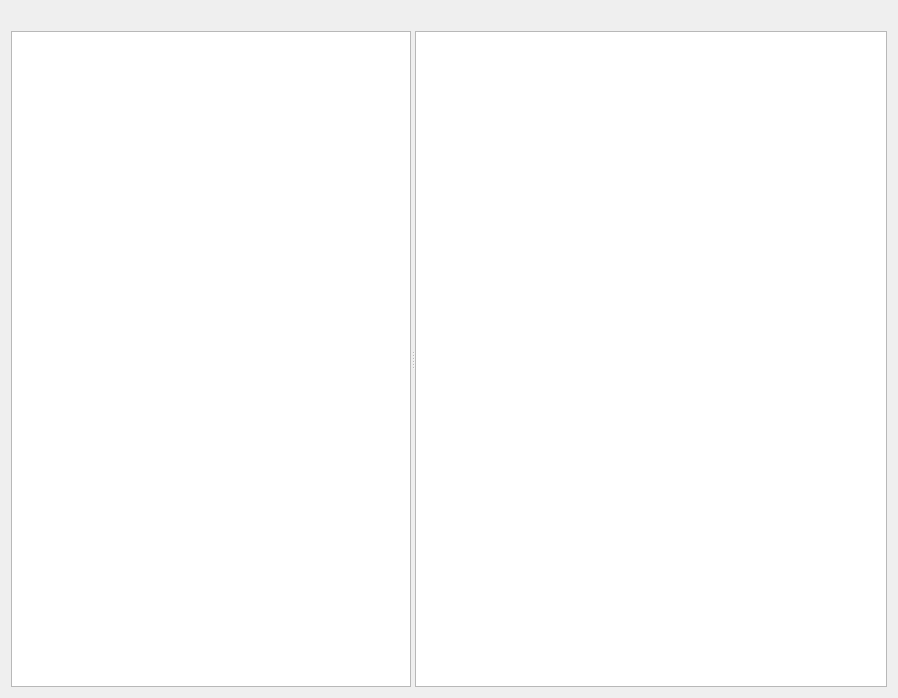
Qt form shipwidget.ui (Sergeyego/skladprov) before a commit.
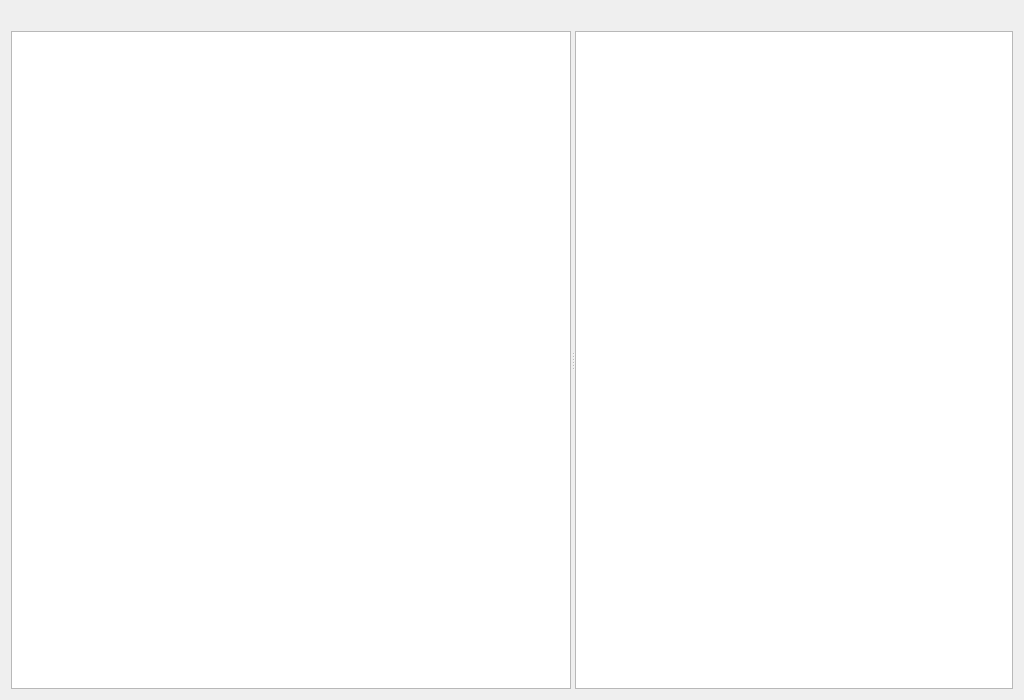
The same form after that commit. Custom widgets are drawn as their Qt base class.

Patch:
```diff
--- a/shipwidget.ui
+++ b/shipwidget.ui
@@ -6,8 +6,8 @@
    <rect>
     <x>0</x>
     <y>0</y>
-    <width>898</width>
-    <height>698</height>
+    <width>1024</width>
+    <height>700</height>
    </rect>
   </property>
   <property name="windowTitle">
@@ -46,10 +46,10 @@
       <enum>Qt::Horizontal</enum>
      </property>
      <widget class="TableView" name="tableView_Ship">
-      <property name="maximumSize">
+      <property name="minimumSize">
        <size>
-        <width>400</width>
-        <height>16777215</height>
+        <width>560</width>
+        <height>0</height>
        </size>
       </property>
       <property name="selectionMode">
```
